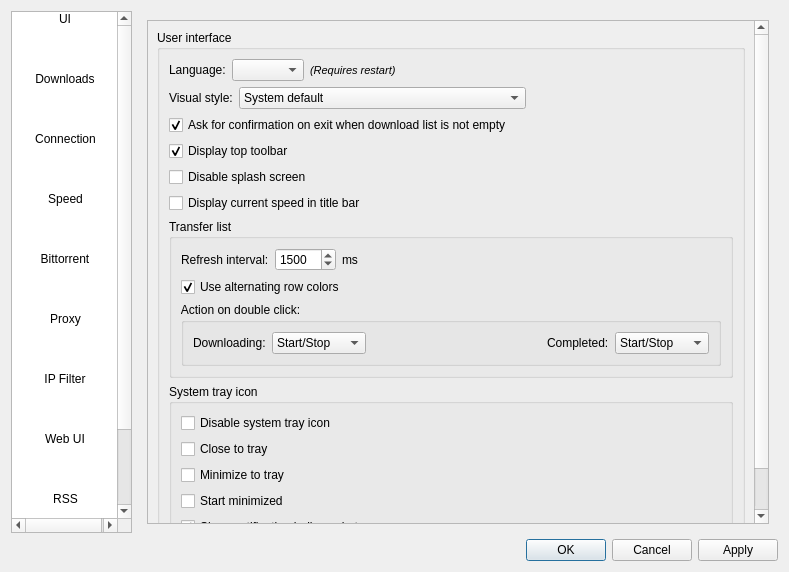
The window that src/ui/options.ui (SysAdminDoc/qBittorrent-Vanced) describes before a commit, drawn with Qt 5.
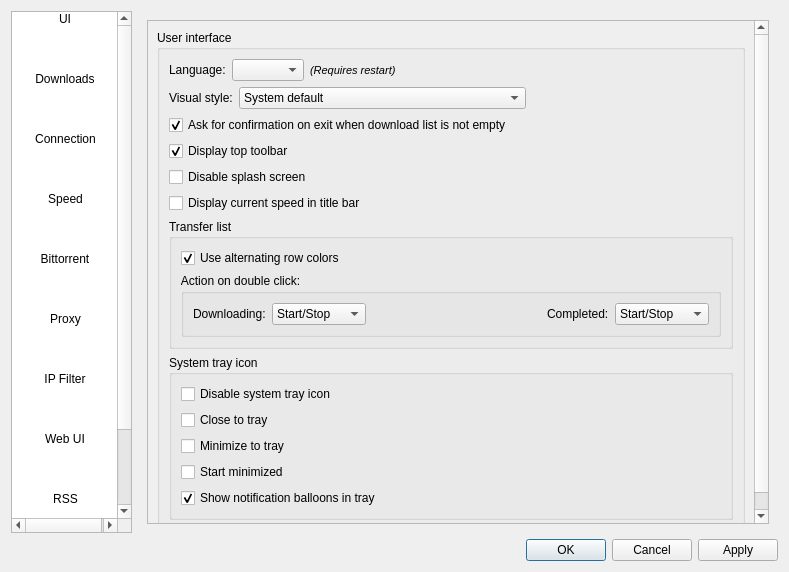
The same window after the commit. Icons and pictures are not drawn.

Commit message: - Moved "Transfer list refresh interval" to advanced settings

Diff of the .ui file:
```diff
--- a/src/ui/options.ui
+++ b/src/ui/options.ui
@@ -254,7 +254,7 @@
               <x>0</x>
               <y>0</y>
               <width>602</width>
-              <height>590</height>
+              <height>555</height>
              </rect>
             </property>
             <layout class="QVBoxLayout" name="verticalLayout_9">
@@ -413,50 +413,6 @@
                    <string>Transfer list</string>
                   </property>
                   <layout class="QVBoxLayout" name="verticalLayout_27">
-                   <item>
-                    <layout class="QHBoxLayout">
-                     <item>
-                      <widget class="QLabel" name="label_5">
-                       <property name="text">
-                        <string>Refresh interval:</string>
-                       </property>
-                      </widget>
-                     </item>
-                     <item>
-                      <widget class="QSpinBox" name="spinRefreshInterval">
-                       <property name="minimum">
-                        <number>30</number>
-                       </property>
-                       <property name="maximum">
-                        <number>99999</number>
-                       </property>
-                       <property name="value">
-                        <number>1500</number>
-                       </property>
-                      </widget>
-                     </item>
-                     <item>
-                      <widget class="QLabel" name="label_6">
-                       <property name="text">
-                        <string>ms</string>
-                       </property>
-                      </widget>
-                     </item>
-                     <item>
-                      <spacer>
-                       <property name="orientation">
-                        <enum>Qt::Horizontal</enum>
-                       </property>
-                       <property name="sizeHint" stdset="0">
-                        <size>
-                         <width>40</width>
-                         <height>20</height>
-                        </size>
-                       </property>
-                      </spacer>
-                     </item>
-                    </layout>
-                   </item>
                    <item>
                     <widget class="QCheckBox" name="checkAltRowColors">
                      <property name="text">
```
Left out of the diff: 1 changed line with no effect on the pictures. The commit also changes 4 other files.
